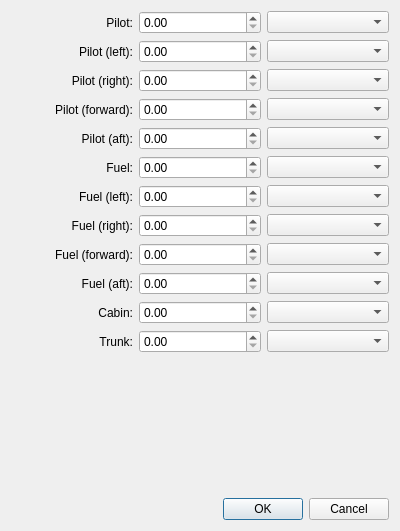
Old version of the form src/gui/DialogMass.ui in the repository marek-cel/mscsim.
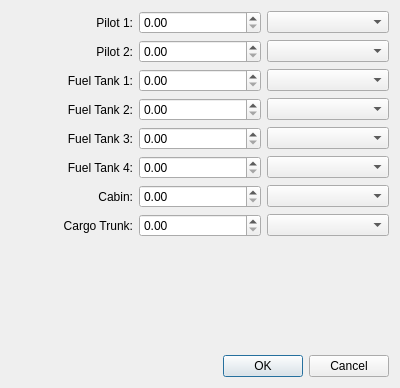
New version of the form. Custom widgets are drawn as their Qt base class.

Patch:
```diff
--- a/src/gui/DialogMass.ui
+++ b/src/gui/DialogMass.ui
@@ -7,7 +7,7 @@
     <x>0</x>
     <y>0</y>
     <width>400</width>
-    <height>531</height>
+    <height>388</height>
    </rect>
   </property>
   <property name="windowTitle">
@@ -23,7 +23,7 @@
    <item row="0" column="0">
     <widget class="QLabel" name="labelPilot">
      <property name="text">
-      <string>Pilot:</string>
+      <string>Pilot 1:</string>
      </property>
      <property name="alignment">
       <set>Qt::AlignRight|Qt::AlignTrailing|Qt::AlignVCenter</set>
@@ -42,7 +42,7 @@
    <item row="1" column="0">
     <widget class="QLabel" name="labelPilotL">
      <property name="text">
-      <string>Pilot (left):</string>
+      <string>Pilot 2:</string>
      </property>
      <property name="alignment">
       <set>Qt::AlignRight|Qt::AlignTrailing|Qt::AlignVCenter</set>
@@ -61,7 +61,7 @@
    <item row="2" column="0">
     <widget class="QLabel" name="labelPilotR">
      <property name="text">
-      <string>Pilot (right):</string>
+      <string>Fuel Tank 1:</string>
      </property>
      <property name="alignment">
       <set>Qt::AlignRight|Qt::AlignTrailing|Qt::AlignVCenter</set>
@@ -80,7 +80,7 @@
    <item row="3" column="0">
     <widget class="QLabel" name="labelPilotF">
      <property name="text">
-      <string>Pilot (forward):</string>
+      <string>Fuel Tank 2:</string>
      </property>
      <property name="alignment">
       <set>Qt::AlignRight|Qt::AlignTrailing|Qt::AlignVCenter</set>
@@ -99,7 +99,7 @@
    <item row="4" column="0">
     <widget class="QLabel" name="labelPilotA">
      <property name="text">
-      <string>Pilot (aft):</string>
+      <string>Fuel Tank 3:</string>
      </property>
      <property name="alignment">
       <set>Qt::AlignRight|Qt::AlignTrailing|Qt::AlignVCenter</set>
@@ -118,7 +118,7 @@
    <item row="5" column="0">
     <widget class="QLabel" name="labelFuel">
      <property name="text">
-      <string>Fuel:</string>
+      <string>Fuel Tank 4:</string>
      </property>
      <property name="alignment">
       <set>Qt::AlignRight|Qt::AlignTrailing|Qt::AlignVCenter</set>
@@ -135,82 +135,6 @@
     <widget class="ComboUnitsMass" name="comboBoxFuel"/>
    </item>
    <item row="6" column="0">
-    <widget class="QLabel" name="labelFuelL">
-     <property name="text">
-      <string>Fuel (left):</string>
-     </property>
-     <property name="alignment">
-      <set>Qt::AlignRight|Qt::AlignTrailing|Qt::AlignVCenter</set>
-     </property>
-     <property name="buddy">
-      <cstring>spinBoxFuelL</cstring>
-     </property>
-    </widget>
-   </item>
-   <item row="6" column="1">
-    <widget class="QDoubleSpinBox" name="spinBoxFuelL"/>
-   </item>
-   <item row="6" column="2">
-    <widget class="ComboUnitsMass" name="comboBoxFuelL"/>
-   </item>
-   <item row="7" column="0">
-    <widget class="QLabel" name="labelFuelR">
-     <property name="text">
-      <string>Fuel (right):</string>
-     </property>
-     <property name="alignment">
-      <set>Qt::AlignRight|Qt::AlignTrailing|Qt::AlignVCenter</set>
-     </property>
-     <property name="buddy">
-      <cstring>spinBoxFuelR</cstring>
-     </property>
-    </widget>
-   </item>
-   <item row="7" column="1">
-    <widget class="QDoubleSpinBox" name="spinBoxFuelR"/>
-   </item>
-   <item row="7" column="2">
-    <widget class="ComboUnitsMass" name="comboBoxFuelR"/>
-   </item>
-   <item row="8" column="0">
-    <widget class="QLabel" name="labelFuelF">
-     <property name="text">
-      <string>Fuel (forward):</string>
-     </property>
-     <property name="alignment">
-      <set>Qt::AlignRight|Qt::AlignTrailing|Qt::AlignVCenter</set>
-     </property>
-     <property name="buddy">
-      <cstring>spinBoxFuelF</cstring>
-     </property>
-    </widget>
-   </item>
-   <item row="8" column="1">
-    <widget class="QDoubleSpinBox" name="spinBoxFuelF"/>
-   </item>
-   <item row="8" column="2">
-    <widget class="ComboUnitsMass" name="comboBoxFuelF"/>
-   </item>
-   <item row="9" column="0">
-    <widget class="QLabel" name="labelFuelA">
-     <property name="text">
-      <string>Fuel (aft):</string>
-     </property>
-     <property name="alignment">
-      <set>Qt::AlignRight|Qt::AlignTrailing|Qt::AlignVCenter</set>
-     </property>
-     <property name="buddy">
-      <cstring>spinBoxFuelA</cstring>
-     </property>
-    </widget>
-   </item>
-   <item row="9" column="1">
-    <widget class="QDoubleSpinBox" name="spinBoxFuelA"/>
-   </item>
-   <item row="9" column="2">
-    <widget class="ComboUnitsMass" name="comboBoxFuelA"/>
-   </item>
-   <item row="10" column="0">
     <widget class="QLabel" name="labelCabin">
      <property name="text">
       <string>Cabin:</string>
@@ -223,16 +147,16 @@
      </property>
     </widget>
    </item>
-   <item row="10" column="1">
+   <item row="6" column="1">
     <widget class="QDoubleSpinBox" name="spinBoxCabin"/>
    </item>
-   <item row="10" column="2">
+   <item row="6" column="2">
     <widget class="ComboUnitsMass" name="comboBoxCabin"/>
    </item>
-   <item row="11" column="0">
+   <item row="7" column="0">
     <widget class="QLabel" name="labelTrunk">
      <property name="text">
-      <string>Trunk:</string>
+      <string>Cargo Trunk:</string>
      </property>
      <property name="alignment">
       <set>Qt::AlignRight|Qt::AlignTrailing|Qt::AlignVCenter</set>
@@ -242,13 +166,13 @@
      </property>
     </widget>
    </item>
-   <item row="11" column="1">
+   <item row="7" column="1">
     <widget class="QDoubleSpinBox" name="spinBoxTrunk"/>
    </item>
-   <item row="11" column="2">
+   <item row="7" column="2">
     <widget class="ComboUnitsMass" name="comboBoxTrunk"/>
    </item>
-   <item row="12" column="0" colspan="3">
+   <item row="8" column="0" colspan="3">
     <spacer name="verticalSpacer">
      <property name="orientation">
       <enum>Qt::Vertical</enum>
@@ -261,7 +185,7 @@
      </property>
     </spacer>
    </item>
-   <item row="13" column="0" colspan="3">
+   <item row="9" column="0" colspan="3">
     <widget class="QDialogButtonBox" name="buttonBox">
      <property name="orientation">
       <enum>Qt::Horizontal</enum>
```
Left out of the diff: 68 changed lines with no effect on the pictures.
